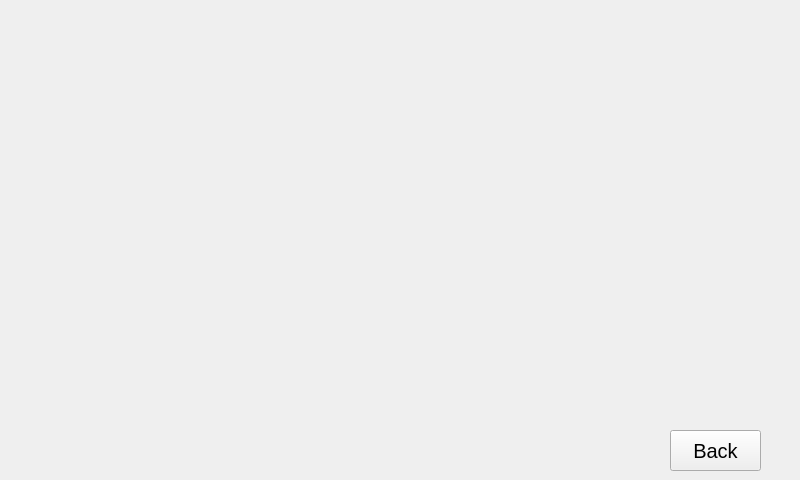
This is src/hmi/poi.ui in Kayjinke/SmartNav as Qt 5 draws it before an edit. The edited form follows.
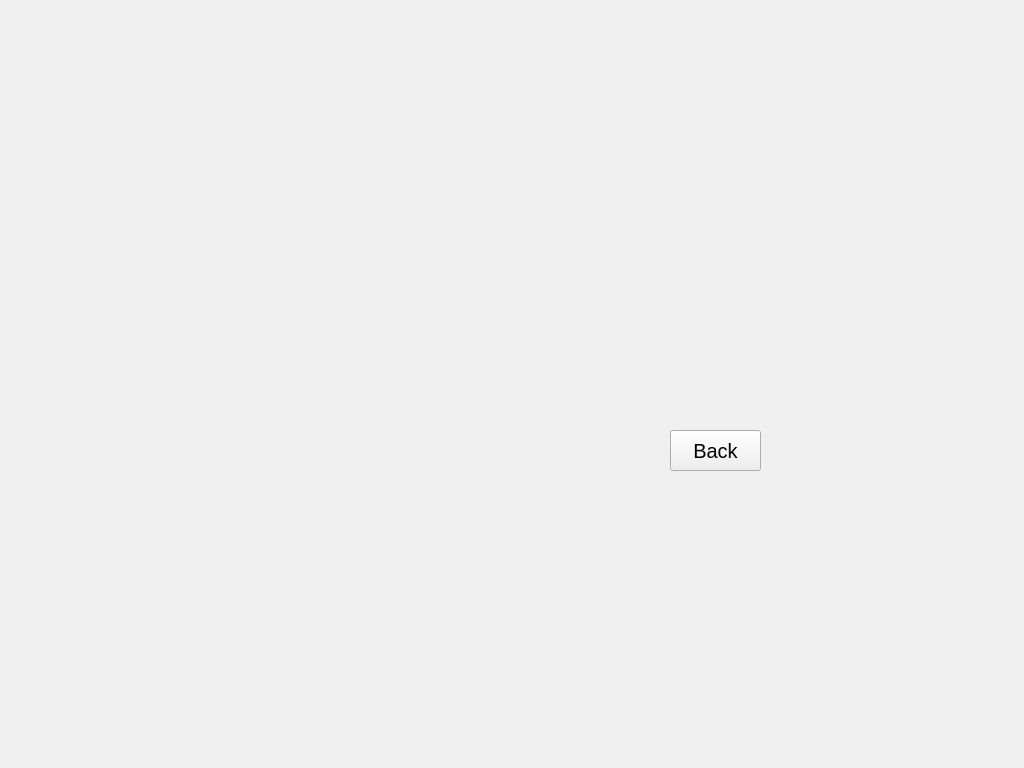
This is the edited form.

Patch:
```diff
--- a/src/hmi/poi.ui
+++ b/src/hmi/poi.ui
@@ -6,8 +6,8 @@
    <rect>
     <x>0</x>
     <y>0</y>
-    <width>800</width>
-    <height>480</height>
+    <width>1024</width>
+    <height>768</height>
    </rect>
   </property>
   <property name="windowTitle">
```
